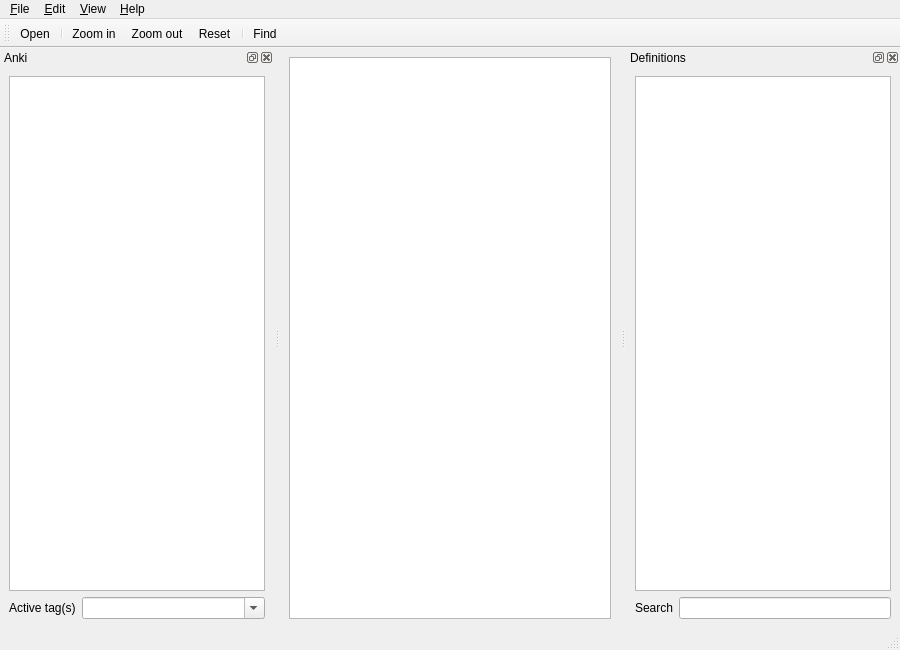
First picture: the form in ui/reader.ui, repository FooSoft/yomichan-anki, before the edit.
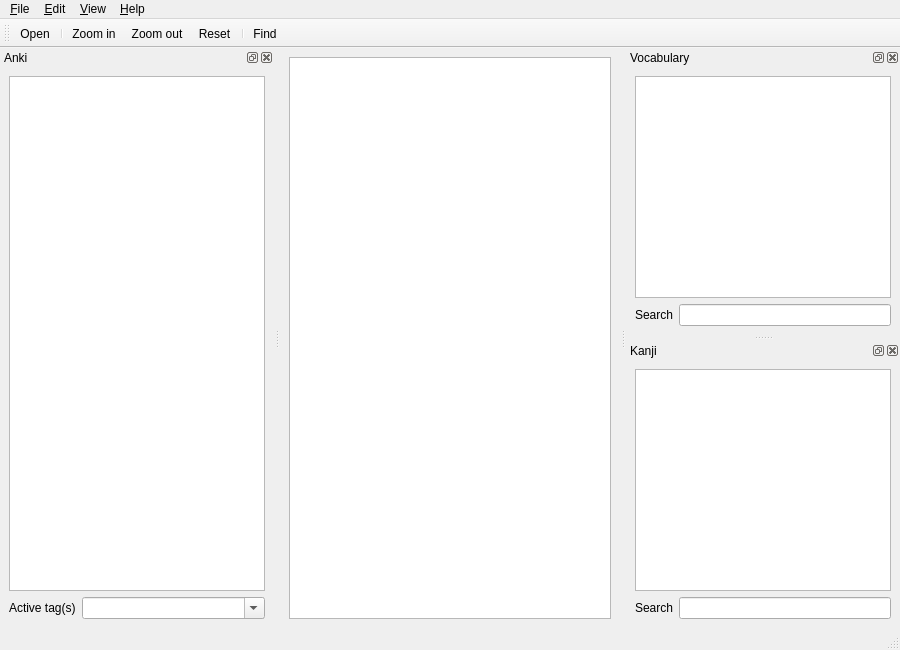
Second picture: the form after the edit. Icons and pictures are not drawn.

Patch:
```diff
--- a/ui/reader.ui
+++ b/ui/reader.ui
@@ -139,7 +139,7 @@
   </widget>
   <widget class="QDockWidget" name="dockDefinitions">
    <property name="windowTitle">
-    <string>Definitions</string>
+    <string>Vocabulary</string>
    </property>
    <attribute name="dockWidgetArea">
     <number>2</number>
@@ -213,6 +213,35 @@
     </layout>
    </widget>
   </widget>
+  <widget class="QDockWidget" name="dockKanji">
+   <property name="windowTitle">
+    <string>Kanji</string>
+   </property>
+   <attribute name="dockWidgetArea">
+    <number>2</number>
+   </attribute>
+   <widget class="QWidget" name="dockWidgetContents_3">
+    <layout class="QVBoxLayout" name="verticalLayout_3">
+     <item>
+      <widget class="QTextBrowser" name="textBrowser"/>
+     </item>
+     <item>
+      <layout class="QHBoxLayout" name="horizontalLayout_4">
+       <item>
+        <widget class="QLabel" name="label_2">
+         <property name="text">
+          <string>Search</string>
+         </property>
+        </widget>
+       </item>
+       <item>
+        <widget class="QLineEdit" name="textKanjiSearch"/>
+       </item>
+      </layout>
+     </item>
+    </layout>
+   </widget>
+  </widget>
   <action name="actionOpen">
    <property name="icon">
     <iconset resource="../../../../../mnt/izumi/projects/yomichan/ui/resources.qrc">
```
Left out of the diff: 41 changed lines with no effect on the pictures.
